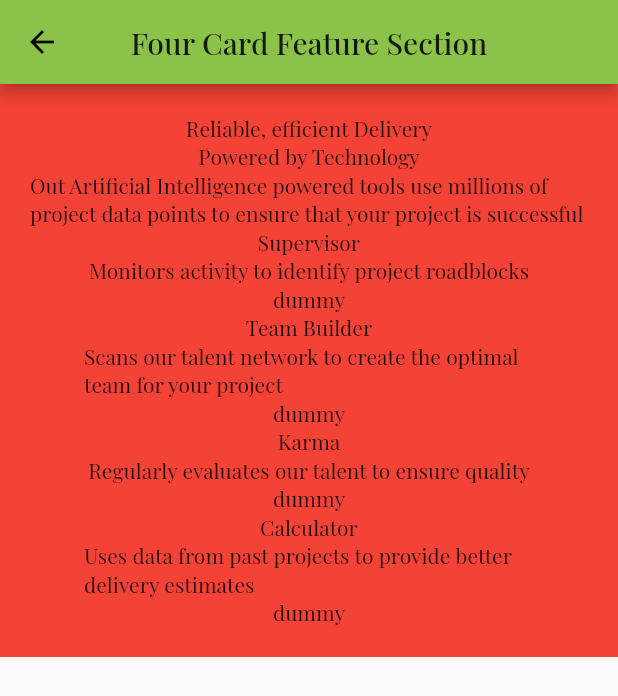
After one commit to shaw8wit/flutter-ui, a Flutter app: the FourCardFeatureSection screen opened by its route, on a phone screen of 412 x 824 dp. The commit adds this screen. Shown: the top 696 px of the screen. Run offline on Flutter 3.47's test engine with Material 2 defaults, Android fonts, the phone set to English and light mode, and no system bars.

Commit message:
four card feature section skeleton added

```diff
--- /dev/null
+++ b/lib/four_card_feature_section/four_card_feature_section.dart
@@ -0,0 +1,94 @@
+import 'package:flutter/material.dart';
+import 'package:flutter_ui/four_card_feature_section/widgets/head.dart';
+import 'package:flutter_ui/four_card_feature_section/widgets/layout_two.dart';
+
+class FourCardFeatureSection extends StatelessWidget {
+  static const routeName = '/fourCardFeatureSection';
+
+  Widget getSupervisor() {
+    return LayoutTwo(
+      heading: 'Supervisor',
+      details: 'Monitors activity to identify project roadblocks',
+      imgPath: 'dummy',
+    );
+  }
+
+  Widget getTeamBuilder() {
+    return LayoutTwo(
+      heading: 'Team Builder',
+      details:
+          'Scans our talent network to create the optimal team for your project',
+      imgPath: 'dummy',
+    );
+  }
+
+  Widget getKarma() {
+    return LayoutTwo(
+      heading: 'Karma',
+      details: 'Regularly evaluates our talent to ensure quality',
+      imgPath: 'dummy',
+    );
+  }
+
+  Widget getCalculator() {
+    return LayoutTwo(
+      heading: 'Calculator',
+      details:
+          'Uses data from past projects to provide better delivery estimates',
+      imgPath: 'dummy',
+    );
+  }
+
+  Widget landscape() {
+    return Row(
+      mainAxisAlignment: MainAxisAlignment.spaceAround,
+      children: [
+        getSupervisor(),
+        Column(
+          children: [
+            getTeamBuilder(),
+            getKarma(),
+          ],
+        ),
+        getCalculator(),
+      ],
+    );
+  }
+
+  Widget portrait() {
+    return Column(
+      children: [
+        getSupervisor(),
+        getTeamBuilder(),
+        getKarma(),
+        getCalculator(),
+      ],
+    );
+  }
+
+  @override
+  Widget build(BuildContext context) {
+    final aspect = MediaQuery.of(context).size.aspectRatio > 1.2;
+    return Scaffold(
+      appBar: AppBar(
+        title: Text("Four Card Feature Section"),
+        centerTitle: true,
+      ),
+      body: SingleChildScrollView(
+        child: Center(
+          child: Container(
+            color: Colors.red,
+            constraints: BoxConstraints(maxWidth: 1200),
+            padding: EdgeInsets.all(aspect ? 50 : 20),
+            child: Column(
+              children: [
+                Head(),
+                (aspect ? landscape() : portrait()),
+              ],
+            ),
+          ),
+        ),
+      ),
+    );
+  }
+}
--- /dev/null
+++ b/lib/four_card_feature_section/widgets/head.dart
@@ -0,0 +1,19 @@
+import 'package:flutter/material.dart';
+
+class Head extends StatelessWidget {
+  @override
+  Widget build(BuildContext context) {
+    return Container(
+      constraints: BoxConstraints(maxWidth: 400),
+      child: Column(
+        children: [
+          Text("Reliable, efficient Delivery"),
+          Text("Powered by Technology"),
+          Text(
+            "Out Artificial Intelligence powered tools use millions of project data points to ensure that your project is successful",
+          ),
+        ],
+      ),
+    );
+  }
+}
--- /dev/null
+++ b/lib/four_card_feature_section/widgets/layout_two.dart
@@ -0,0 +1,21 @@
+import 'package:flutter/material.dart';
+
+class LayoutTwo extends StatelessWidget {
+  final String heading, details, imgPath;
+
+  LayoutTwo({this.heading, this.details, this.imgPath});
+
+  @override
+  Widget build(BuildContext context) {
+    return Container(
+      constraints: BoxConstraints(maxWidth: 300),
+      child: Column(
+        children: [
+          Text(heading),
+          Text(details),
+          Text(imgPath),
+        ],
+      ),
+    );
+  }
+}
--- a/lib/home.dart
+++ b/lib/home.dart
@@ -1,5 +1,6 @@
 import 'package:flutter/material.dart';
 import 'package:flutter_ui/article_preview_component/article_preview_component.dart';
+import 'package:flutter_ui/four_card_feature_section/four_card_feature_section.dart';
 import 'package:flutter_ui/price_grid_component/price_grid_component.dart';
 import 'package:flutter_ui/widgets/grid_card.dart';
 
@@ -30,8 +31,8 @@ class Home extends StatelessWidget {
               text: "price-grid-component",
             ),
             GridCard(
-              routeName: ArticlePreviewComponent.routeName,
-              text: "dummy-component",
+              routeName: FourCardFeatureSection.routeName,
+              text: "four-card-feature-section",
             ),
             GridCard(
               routeName: ArticlePreviewComponent.routeName,
--- a/lib/main.dart
+++ b/lib/main.dart
@@ -1,5 +1,6 @@
 import 'package:flutter/material.dart';
 import 'package:flutter_ui/article_preview_component/article_preview_component.dart';
+import 'package:flutter_ui/four_card_feature_section/four_card_feature_section.dart';
 import 'package:flutter_ui/price_grid_component/price_grid_component.dart';
 
 import 'home.dart';
@@ -19,8 +20,9 @@ class MyApp extends StatelessWidget {
       initialRoute: Home.routeName,
       routes: {
         Home.routeName: (ctx) => Home(),
+        PriceGridComponent.routeName: (ctx) => PriceGridComponent(),
+        FourCardFeatureSection.routeName: (ctx) => FourCardFeatureSection(),
         ArticlePreviewComponent.routeName: (ctx) => ArticlePreviewComponent(),
-        PriceGridComponent.routeName: (ctx) => PriceGridComponent(),
       },
     );
   }
```
